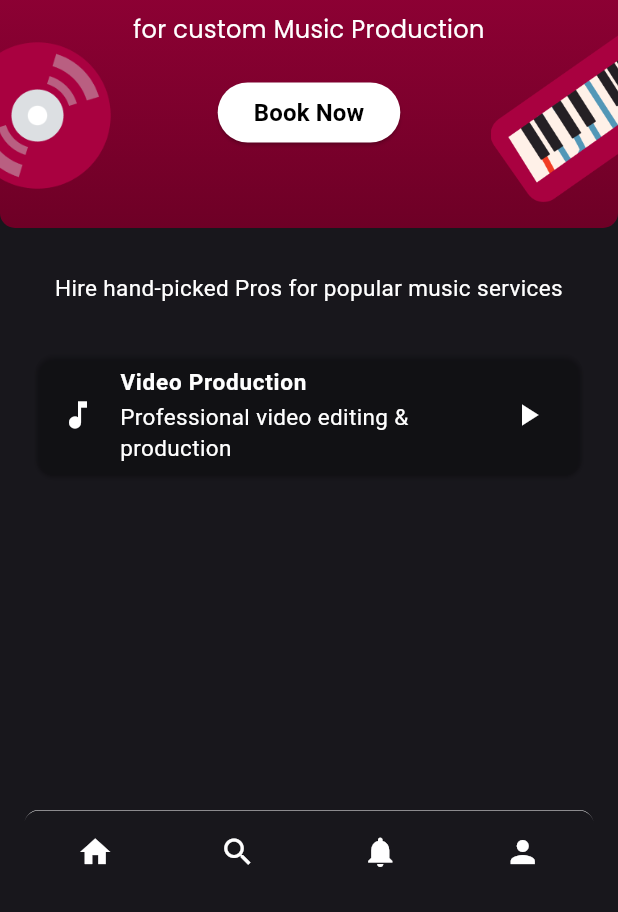
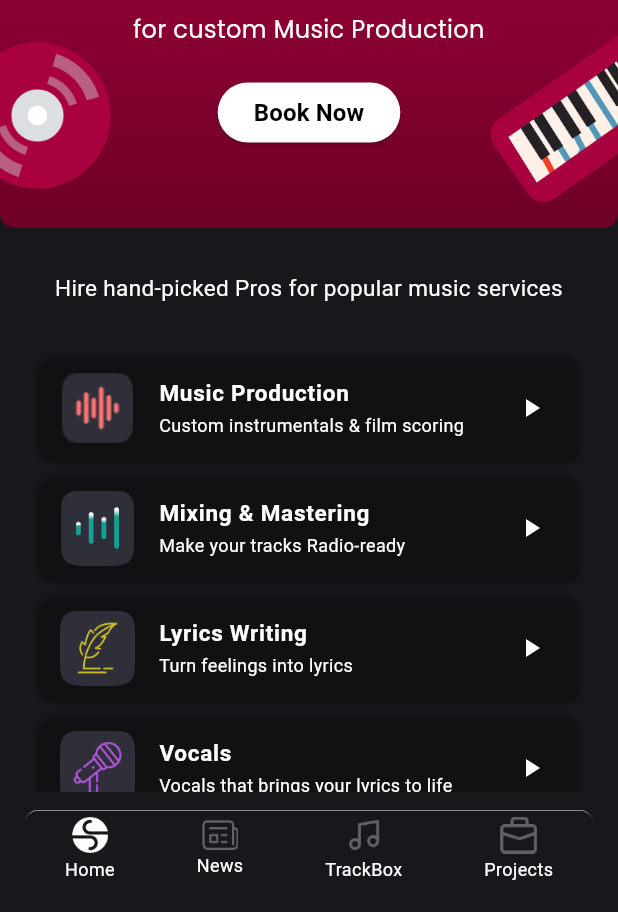
Before and after one commit to mluthfij/s_rock_music, a Flutter app: the screen it shows after launch, on a phone screen of 412 x 824 dp, the part 324-1236 px from its top. Run offline on Flutter 3.47's test engine with Material 3 defaults, Android fonts, the phone set to English and light mode, and no system bars; our stand-ins replace google_fonts; Roboto replaces fonts that are missing (Syne).

Commit message:
Add new icons and update asset references in main.dart and pubspec.yaml

```diff
--- a/lib/main.dart
+++ b/lib/main.dart
@@ -190,19 +190,76 @@ class _MyHomePageState extends State<MyHomePage> {
                         ),
                       ),
                   ),
-                  const Padding(
-                    padding: EdgeInsets.only(left: 20.0, right: 20.0),
+                  Padding(
+                    padding: const EdgeInsets.only(left: 20.0, right: 20.0),
                     child: Card(
-                      color: Color.fromARGB(0, 0, 0, 0),
+                      color: const Color.fromARGB(0, 0, 0, 0),
                       child: Center(
                         child: Column(
                           mainAxisSize: MainAxisSize.min,
                           children: [
                             ListTile(
-                              leading: Icon(Icons.music_note, color: Colors.white),
-                              title: Text('Video Production', style: TextStyle(color: Colors.white, fontSize: 15, fontWeight: FontWeight.bold)),
-                              subtitle: Text('Professional video editing & production', style: TextStyle(color: Colors.white, fontSize: 15)),
-                              trailing: Icon(Icons.play_arrow, color: Colors.white),
+                              leading: Image.asset('assets/icon-7.png', width: 50, height: 50),
+                              title: const Text('Music Production', style: TextStyle(color: Colors.white, fontSize: 15, fontWeight: FontWeight.bold)),
+                              subtitle: const Text('Custom instrumentals & film scoring', style: TextStyle(color: Colors.white, fontSize: 12)),
+                              trailing: const Icon(Icons.play_arrow, color: Colors.white, size: 20),
+                            ),
+                          ],
+                        ),
+                      ),
+                    ),
+                  ),
+                  Padding(
+                    padding: const EdgeInsets.only(left: 20.0, right: 20.0),
+                    child: Card(
+                      color: const Color.fromARGB(0, 0, 0, 0),
+                      child: Center(
+                        child: Column(
+                          mainAxisSize: MainAxisSize.min,
+                          children: [
+                            ListTile(
+                              leading: Image.asset('assets/icon-8.png', width: 50, height: 50),
+                              title: const Text('Mixing & Mastering', style: TextStyle(color: Colors.white, fontSize: 15, fontWeight: FontWeight.bold)),
+                              subtitle: const Text('Make your tracks Radio-ready', style: TextStyle(color: Colors.white, fontSize: 12)),
+                              trailing: const Icon(Icons.play_arrow, color: Colors.white, size: 20),
+                            ),
+                          ],
+                        ),
+                      ),
+                    ),
+                  ),
+                  Padding(
+                    padding: const EdgeInsets.only(left: 20.0, right: 20.0),
+                    child: Card(
+                      color: const Color.fromARGB(0, 0, 0, 0),
+                      child: Center(
+                        child: Column(
+                          mainAxisSize: MainAxisSize.min,
+                          children: [
+                            ListTile(
+                              leading: Image.asset('assets/icon-9.png', width: 50, height: 50),
+                              title: const Text('Lyrics Writing', style: TextStyle(color: Colors.white, fontSize: 15, fontWeight: FontWeight.bold)),
+                              subtitle: const Text('Turn feelings into lyrics', style: TextStyle(color: Colors.white, fontSize: 12)),
+                              trailing: const Icon(Icons.play_arrow, color: Colors.white, size: 20),
+                            ),
+                          ],
+                        ),
+                      ),
+                    ),
+                  ),
+                  Padding(
+                    padding: const EdgeInsets.only(left: 20.0, right: 20.0),
+                    child: Card(
+                      color: const Color.fromARGB(0, 0, 0, 0),
+                      child: Center(
+                        child: Column(
+                          mainAxisSize: MainAxisSize.min,
+                          children: [
+                            ListTile(
+                              leading: Image.asset('assets/icon-10.png', width: 50, height: 50),
+                              title: const Text('Vocals', style: TextStyle(color: Colors.white, fontSize: 15, fontWeight: FontWeight.bold)),
+                              subtitle: const Text('Vocals that brings your lyrics to life', style: TextStyle(color: Colors.white, fontSize: 12)),
+                              trailing: const Icon(Icons.play_arrow, color: Colors.white, size: 20),
                             ),
                           ],
                         ),
@@ -215,9 +272,16 @@ class _MyHomePageState extends State<MyHomePage> {
           ],
         ),
       ),
-      bottomNavigationBar: BottomAppBar(
+
+      bottomNavigationBar: ClipRect(
+        child: BottomAppBar(
           color: const Color(0xFF18171C),
-        child: Container(
+          child: Builder(
+            builder: (context) {
+              final bottomPadding = MediaQuery.of(context).padding.bottom;
+
+              return Container(
+                padding: EdgeInsets.only(top: 4, bottom: bottomPadding + 8),
                 width: double.infinity,
                 decoration: const BoxDecoration(
                   borderRadius: BorderRadius.only(
@@ -231,26 +295,28 @@ class _MyHomePageState extends State<MyHomePage> {
                 child: Row(
                   mainAxisAlignment: MainAxisAlignment.spaceAround,
                   children: [
-              IconButton(
-                icon: const Icon(Icons.home, color: Colors.white),
-                onPressed: () {},
+                    _buildNavItem('assets/icon-3.png', 'Home'),
+                    _buildNavItem('assets/icon-4.png', 'News'),
+                    _buildNavItem('assets/icon-5.png', 'TrackBox'),
+                    _buildNavItem('assets/icon-6.png', 'Projects'),
+                  ],
                 ),
-              IconButton(
-                icon: const Icon(Icons.search, color: Colors.white),
-                onPressed: () {},
-              ),
-              IconButton(
-                icon: const Icon(Icons.notifications, color: Colors.white),
-                onPressed: () {},
-              ),
-              IconButton(
-                icon: const Icon(Icons.person, color: Colors.white),
-                onPressed: () {},
-              ),
-            ],
+              );
+            },
           ),
         ),
       ),
     );
   }
+
+  Widget _buildNavItem(String assetPath, String label) {
+    return Column(
+      mainAxisSize: MainAxisSize.min,
+      children: [
+        Image.asset(assetPath, width: 24.65),
+        const SizedBox(height: 2),
+        Text(label, style: const TextStyle(color: Colors.white, fontSize: 12)),
+      ],
+    );
   }
+}
```
Also changed, not shown: pubspec.yaml (+9 -0 lines), assets/icon-10.png (added), assets/icon-11.png (added), assets/icon-3.png (added), assets/icon-4.png (added), assets/icon-5.png (added), assets/icon-6.png (added), assets/icon-7.png (added), assets/icon-8.png (added), assets/icon-9.png (added). Lines whose indentation alone changed are shown as unchanged.
